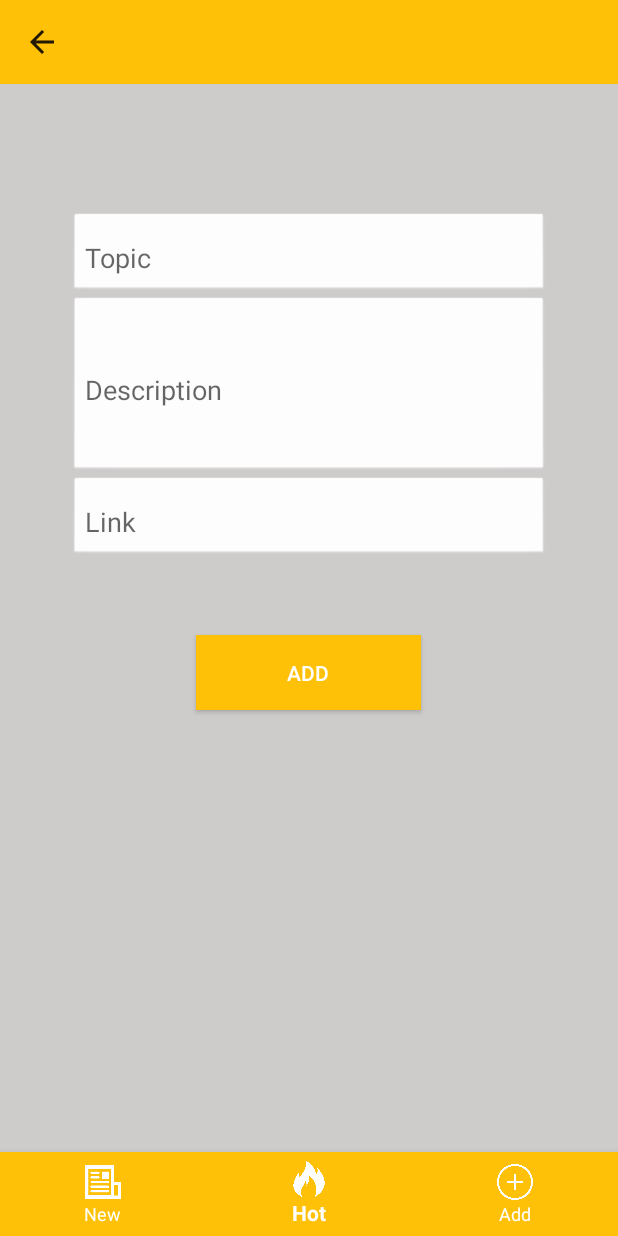
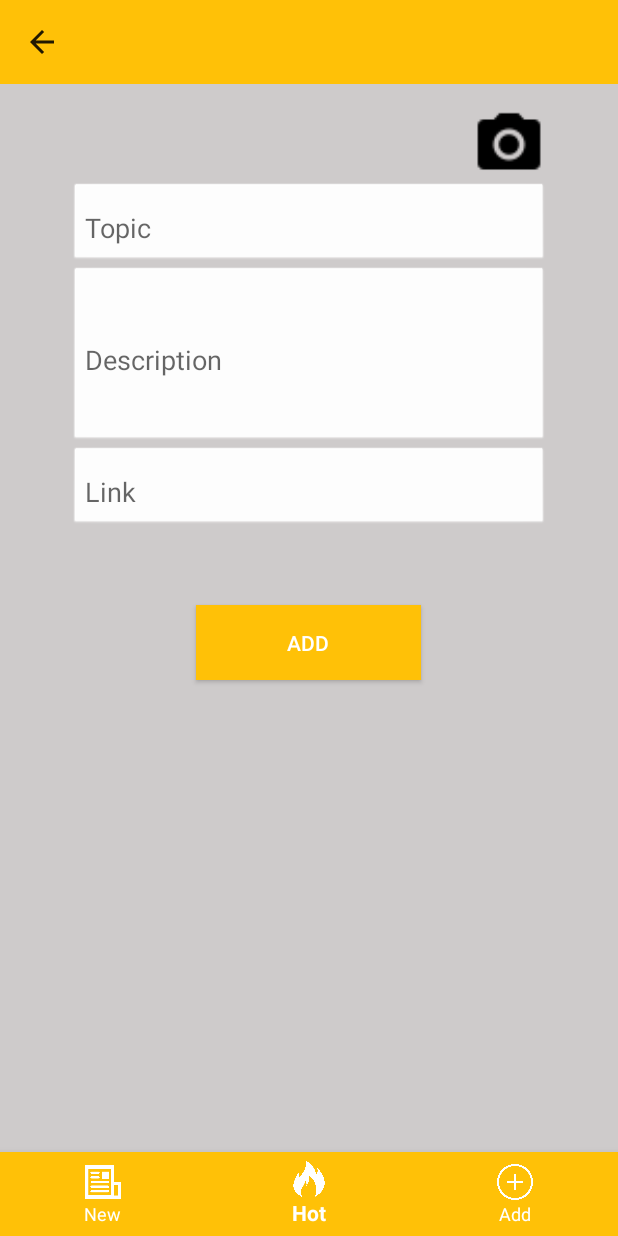
Before and after one commit to mosnuplak/TeamAndroidShare, an Android app: the fragment FragmentAddTitle placed in its activity, on a phone screen of 412 x 824 dp. Run offline under Robolectric (Android 15) with nearby library versions, the phone set to English and light mode, and no system bars.

Commit message:
สร้าง up load ภาพ หน้า addTopic

```diff
--- a/app/src/main/res/layout/fragment_add_title.xml
+++ b/app/src/main/res/layout/fragment_add_title.xml
@@ -1,5 +1,6 @@
 <?xml version="1.0" encoding="utf-8"?>
-<RelativeLayout  xmlns:android="http://schemas.android.com/apk/res/android"
+<RelativeLayout
+    xmlns:android="http://schemas.android.com/apk/res/android"
     android:id="@+id/relative"
     android:clickable="true"
     android:focusable="true"
@@ -10,16 +11,26 @@
     android:fillViewport="true">
 <LinearLayout
     android:id="@+id/linear"
-    android:layout_marginTop="50dp"
     android:layout_width="match_parent"
     android:layout_height="match_parent"
     android:background="#cecbcb"
-    android:orientation="vertical">
+    android:orientation="vertical"
+    android:layout_alignParentTop="true"
+    android:layout_alignParentStart="true">
 
-
+    <ImageView
+        android:id="@+id/post_image"
+        android:layout_marginTop="15dp"
+        android:layout_width="match_parent"
+        android:layout_height="50dp"
+        android:layout_gravity="center_horizontal"
+        android:layout_marginLeft="83dp"
+        android:layout_marginRight="-50dp"
+        android:src="@drawable/ic_camera_alt"
+        android:text="@string/post_image"
+        android:textColor="#ffff" />
     <EditText
         android:id="@+id/etTilteName"
-        android:layout_marginTop="35dp"
         android:hint="@string/text_topic"
         android:maxLines="1"
         android:inputType="text"
@@ -32,19 +43,18 @@
         android:layout_gravity="center_horizontal"
         />
 
-
     <EditText
         android:id="@+id/etTitleDis"
-        android:hint="@string/text_description"
-        android:maxLines="1"
-        android:inputType="text"
         android:layout_width="320dp"
         android:layout_height="120dp"
+        android:layout_gravity="center_horizontal"
         android:background="@drawable/btn_default_normal"
         android:backgroundTint="#ffff"
+        android:hint="@string/text_description"
         android:imeOptions="actionNext"
-        android:layout_gravity="center_horizontal"
-        android:paddingBottom="2dp"/>
+        android:inputType="text"
+        android:maxLines="1"
+        android:paddingBottom="2dp" />
 
 
     <EditText
@@ -61,16 +71,15 @@
         android:layout_gravity="center_horizontal"
         />
     <Button
-        android:layout_marginTop="50dp"
         android:id="@+id/btnAdd"
+
         android:layout_width="150dp"
         android:layout_height="50dp"
+        android:layout_gravity="center_horizontal"
+        android:layout_marginTop="50dp"
         android:background="@color/colorPrimary"
-        android:layout_gravity="center_horizontal"
         android:text="@string/menu_add"
-        android:textColor="#ffff"
-        />
-
+        android:textColor="#ffff" />
     <TextView
         android:id="@+id/tvAlert"
         android:textSize="26dp"
--- a/app/src/main/res/values/strings.xml
+++ b/app/src/main/res/values/strings.xml
@@ -53,6 +53,7 @@
     <string name="text_alert_success">Success</string>
     <string name="text_ok">OK</string>
     <string name="text_continue">Continue</string>
+    <string name="post_image">PostImage</string>
 
 
 
```
Also changed, not shown: app/src/main/res/drawable-hdpi/ic_camera_alt.png (added), app/src/main/res/drawable-mdpi/ic_camera_alt.png (added), app/src/main/res/drawable-xhdpi/ic_camera_alt.png (added), app/src/main/res/drawable-xxhdpi/ic_camera_alt.png (added), app/src/main/res/drawable-xxxhdpi/ic_camera_alt.png (added), app/src/main/res/drawable/pic.png (added).
